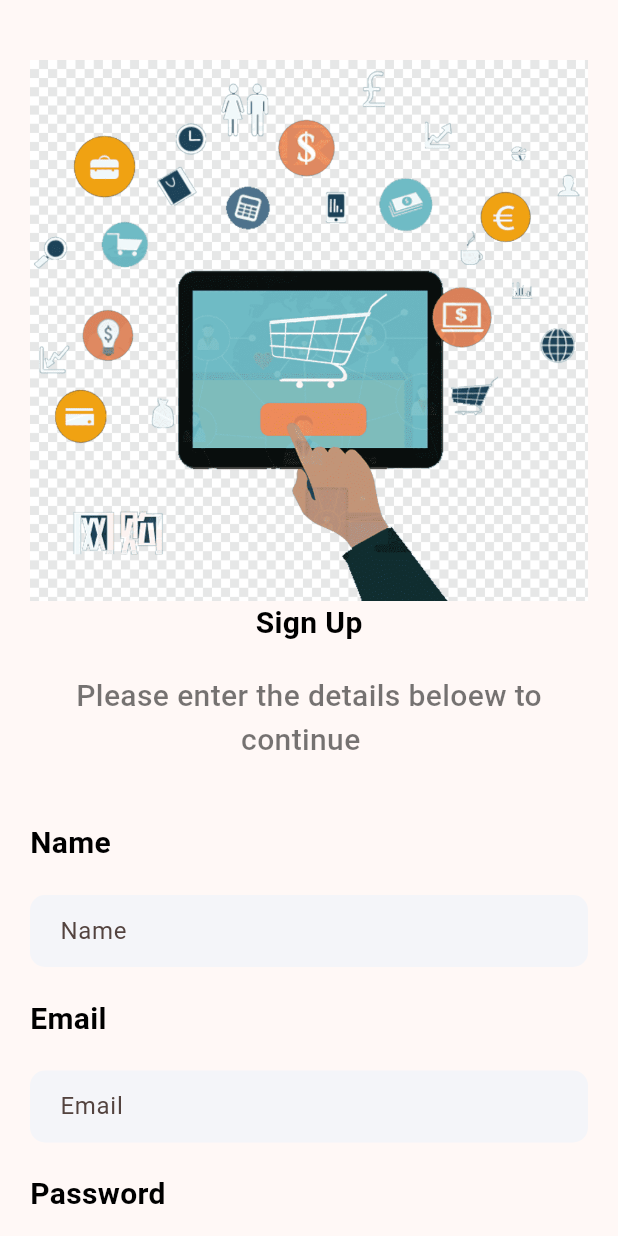
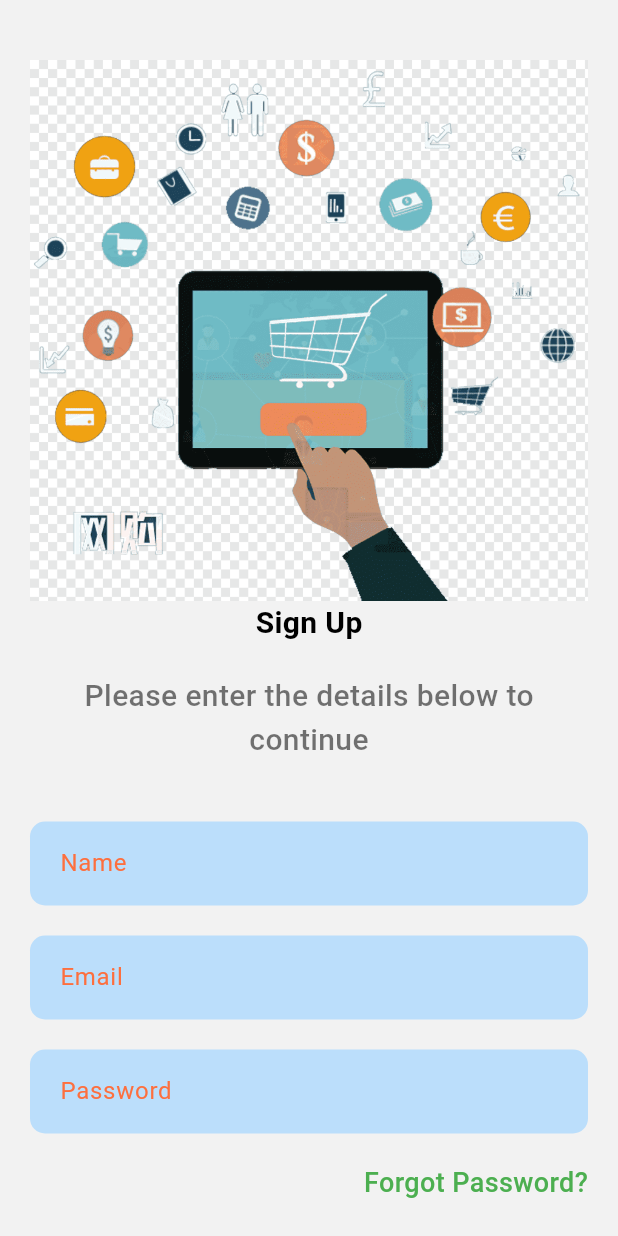
Before and after one commit to MosaAmran11/e-commerce-app, a Flutter app: the Signup screen opened directly, on a phone screen of 412 x 824 dp. Run offline on Flutter 3.47's test engine with Material 3 defaults, Android fonts, the phone set to English and light mode, and no system bars; our stand-ins replace curved_navigation_bar, device_preview.

Commit message:
Styled TextField on SignUp page and cleaning code

```diff
--- a/lib/main.dart
+++ b/lib/main.dart
@@ -2,6 +2,7 @@ import 'package:device_preview/device_preview.dart';
 import 'package:e_commerce_app/pages/bottomnav.dart';
 import 'package:e_commerce_app/pages/home.dart';
 import 'package:e_commerce_app/pages/login.dart';
+import 'package:e_commerce_app/pages/signup.dart';
 import 'package:flutter/material.dart';
 
 void main() {
--- a/lib/models/support_widget.dart
+++ b/lib/models/support_widget.dart
@@ -22,6 +22,23 @@ class AppWidget {
             color: Theme.of(context).primaryColor,
             fontSize: 18.0,
             fontWeight: FontWeight.bold),
+      ),
+    );
+  }
+
+  static Widget textField(BuildContext context, String labelText) {
+    return Container(
+      padding: EdgeInsets.only(left: 20),
+      decoration: BoxDecoration(
+          color: Theme.of(context).primaryColorLight,
+          borderRadius: BorderRadius.circular(10)),
+      child: TextField(
+        style: TextStyle(color: Colors.black),
+        decoration: InputDecoration(
+          labelText: labelText,
+          labelStyle: TextStyle(color: Theme.of(context).primaryColor),
+          border: InputBorder.none,
+        ),
       ),
     );
   }
--- a/lib/pages/ProductDetail.dart
+++ b/lib/pages/ProductDetail.dart
@@ -49,7 +49,10 @@ class _ProductDetailState extends State<ProductDetail> {
                 ),
               ]),
               Expanded(
-                child: Container(
+                child: SingleChildScrollView(
+                  child: Column(
+                    children: [
+                      Container(
                           padding: const EdgeInsets.only(
                               top: 20.0, left: 20.0, right: 20.0),
                           decoration: const BoxDecoration(
@@ -62,7 +65,8 @@ class _ProductDetailState extends State<ProductDetail> {
                             crossAxisAlignment: CrossAxisAlignment.start,
                             children: [
                               Row(
-                          mainAxisAlignment: MainAxisAlignment.spaceBetween,
+                                mainAxisAlignment:
+                                    MainAxisAlignment.spaceBetween,
                                 children: [
                                   Text(
                                     widget.product.title,
@@ -92,11 +96,14 @@ class _ProductDetailState extends State<ProductDetail> {
                                 softWrap: true,
                                 style: TextStyle(color: Colors.black),
                               ),
-                        const SizedBox(
-                          height: 70,
-                        ),
+                              // const SizedBox(
+                              //   height: 70,
+                              // ),
                               Container(
-                          padding: const EdgeInsets.symmetric(vertical: 10),
+                                padding:
+                                    const EdgeInsets.symmetric(vertical: 10),
+                                margin: const EdgeInsets.only(
+                                    bottom: 20.0, top: 20.0),
                                 decoration: BoxDecoration(
                                     color: Theme.of(context).primaryColor,
                                     borderRadius: BorderRadius.circular(10)),
@@ -116,6 +123,9 @@ class _ProductDetailState extends State<ProductDetail> {
                               )
                             ],
                           )),
+                    ],
+                  ),
+                ),
               )
             ],
           ),
--- a/lib/pages/home.dart
+++ b/lib/pages/home.dart
@@ -19,6 +19,9 @@ class _HomeState extends State<Home> {
   ];
 
   final String tempDetail =
+      "This is good product, it have a 1 year warranty , These headphone are too good like you can also listen a person who is speaking slowly .But be aware of shivam he speaks very loudly"
+      "This is good product, it have a 1 year warranty , These headphone are too good like you can also listen a person who is speaking slowly .But be aware of shivam he speaks very loudly"
+      "This is good product, it have a 1 year warranty , These headphone are too good like you can also listen a person who is speaking slowly .But be aware of shivam he speaks very loudly"
       "This is good product, it have a 1 year warranty , These headphone are too good like you can also listen a person who is speaking slowly .But be aware of shivam he speaks very loudly";
 
   @override
@@ -57,6 +60,9 @@ class _HomeState extends State<Home> {
                     style: AppWidget.lightTextStyle,
                   ),
                   bottom: AppWidget.searchBox(context),
+                ),
+                SizedBox(
+                  height: 5.0,
                 ),
                 AppWidget.scrollingView(
                   context,
--- a/lib/pages/signup.dart
+++ b/lib/pages/signup.dart
@@ -13,6 +13,7 @@ class _SignupState extends State<Signup> {
   @override
   Widget build(BuildContext context) {
     return Scaffold(
+      backgroundColor: const Color(0xfff2f2f2),
       body: SingleChildScrollView(
         child: Container(
           margin: EdgeInsets.only(top: 40, left: 20, right: 20, bottom: 40),
@@ -27,82 +28,21 @@ class _SignupState extends State<Signup> {
                 height: 20,
               ),
               Text(
-                "Please enter the details beloew to\n                     continue",
+                "Please enter the details below to\n                     continue",
                 style: AppWidget.lightTextStyle,
               ),
               SizedBox(
                 height: 40,
               ),
-              Row(
-                mainAxisAlignment: MainAxisAlignment.start,
-                children: [
-                  Text(
-                    "Name",
-                    style: AppWidget.semiboldTextStyle,
-                  ),
-                ],
-              ),
+              AppWidget.textField(context, "Name"),
               SizedBox(
                 height: 20,
               ),
-              Container(
-                  padding: EdgeInsets.only(left: 20),
-                  decoration: BoxDecoration(
-                      color: Color(0xfff4f5f9),
-                      borderRadius: BorderRadius.circular(10)),
-                  child: TextField(
-                    decoration: InputDecoration(
-                        border: InputBorder.none, hintText: "Name"),
-                  )),
+              AppWidget.textField(context, "Email"),
               SizedBox(
                 height: 20,
               ),
-              Row(
-                mainAxisAlignment: MainAxisAlignment.start,
-                children: [
-                  Text(
-                    "Email",
-                    style: AppWidget.semiboldTextStyle,
-                  ),
-                ],
-              ),
-              SizedBox(
-                height: 20,
-              ),
-              Container(
-                  padding: EdgeInsets.only(left: 20),
-                  decoration: BoxDecoration(
-                      color: Color(0xfff4f5f9),
-                      borderRadius: BorderRadius.circular(10)),
-                  child: TextField(
-                    decoration: InputDecoration(
-                        border: InputBorder.none, hintText: "Email"),
-                  )),
-              SizedBox(
-                height: 20,
-              ),
-              Row(
-                mainAxisAlignment: MainAxisAlignment.start,
-                children: [
-                  Text(
-                    "Password",
-                    style: AppWidget.semiboldTextStyle,
-                  ),
-                ],
-              ),
-              SizedBox(
-                height: 20,
-              ),
-              Container(
-                padding: EdgeInsets.only(left: 20),
-                decoration: BoxDecoration(
-                    color: Color(0xfff4f5f9),
-                    borderRadius: BorderRadius.circular(10)),
-                child: TextField(
-                  decoration: InputDecoration(
-                      border: InputBorder.none, hintText: "Password"),
-                ),
-              ),
+              AppWidget.textField(context, "Password"),
               SizedBox(
                 height: 20,
               ),
```
Lines whose indentation alone changed are shown as unchanged.
